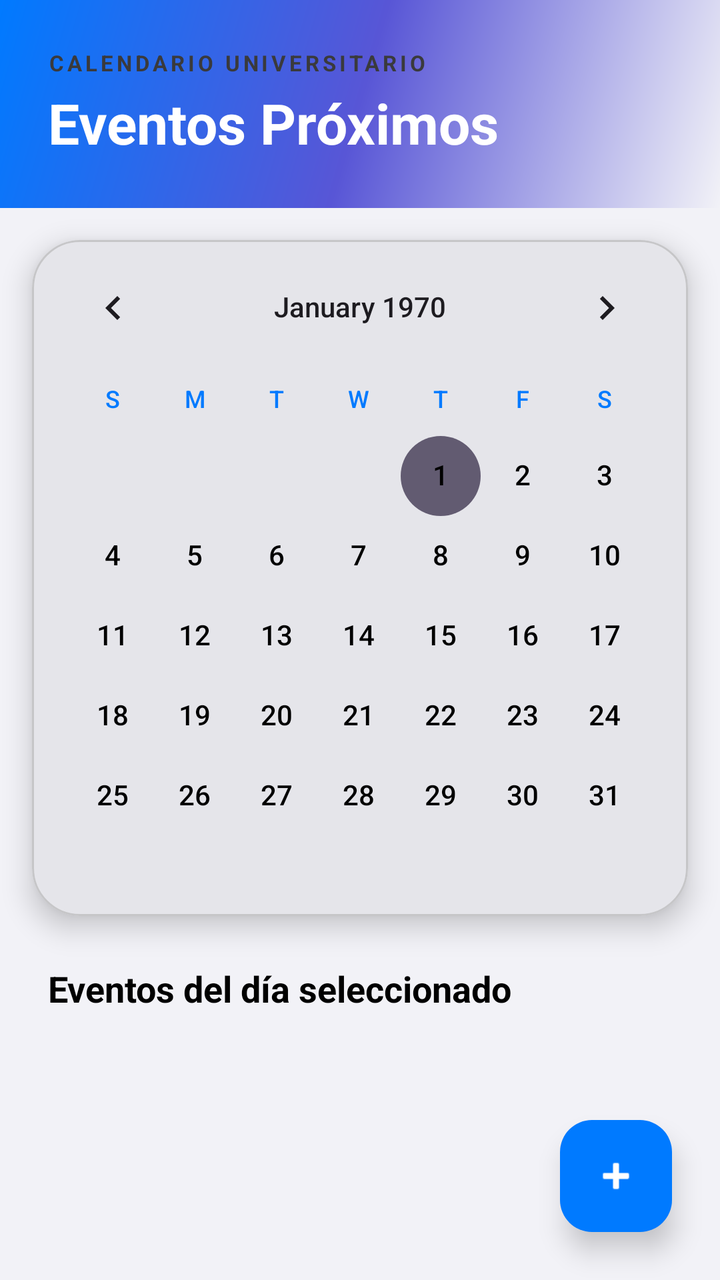
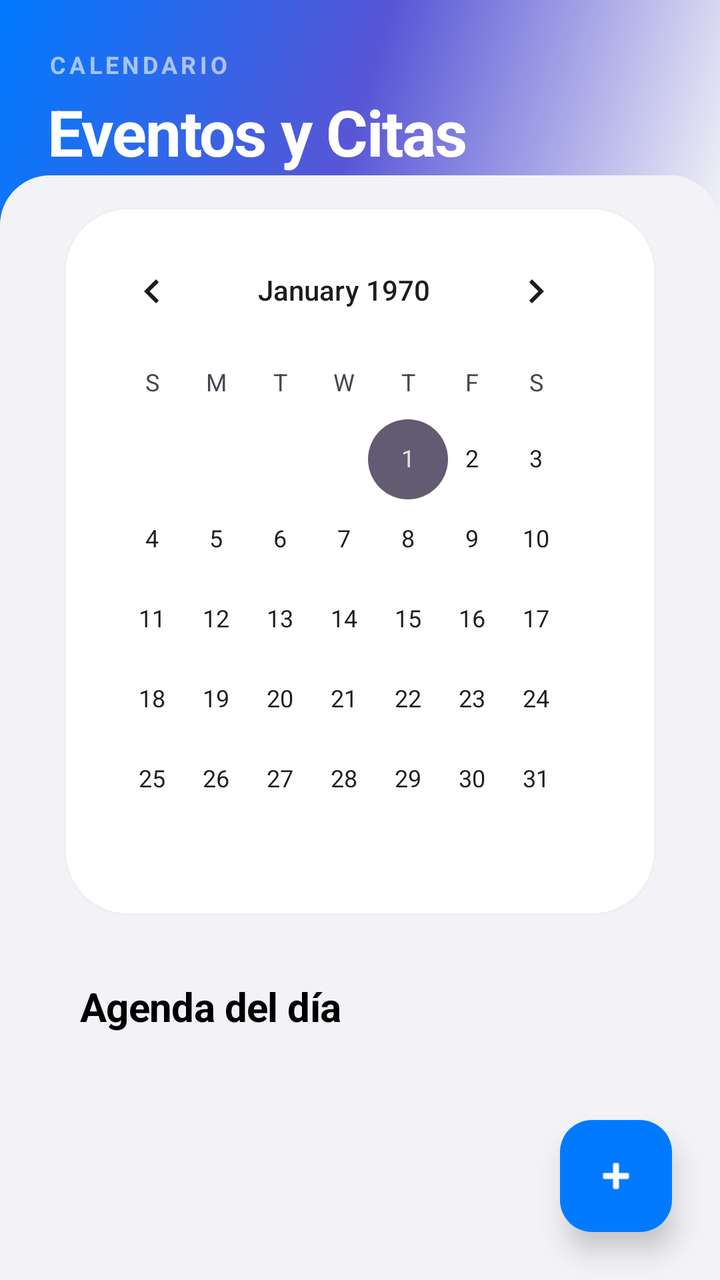

Two renders of the same Android screen: before a commit and after it. Below are the layout's source before the change and the commit's diff.
<!-- AndroidManifest.xml: application theme Theme.ActividadMenu -->
<!-- res/layout/fragment_eventos.xml -->
<?xml version="1.0" encoding="utf-8"?>
<androidx.coordinatorlayout.widget.CoordinatorLayout xmlns:android="http://schemas.android.com/apk/res/android"
    xmlns:app="http://schemas.android.com/apk/res-auto"
    xmlns:tools="http://schemas.android.com/tools"
    android:layout_width="match_parent"
    android:layout_height="match_parent"
    android:background="@color/background">

    <com.google.android.material.appbar.AppBarLayout
        android:layout_width="match_parent"
        android:layout_height="wrap_content"
        android:background="@android:color/transparent"
        app:elevation="0dp">

        <LinearLayout
            android:layout_width="match_parent"
            android:layout_height="wrap_content"
            android:background="@drawable/header_gradient"
            android:orientation="vertical"
            android:padding="24dp"
            android:paddingTop="60dp"
            android:paddingBottom="30dp">

            <TextView
                android:layout_width="wrap_content"
                android:layout_height="wrap_content"
                android:text="CALENDARIO UNIVERSITARIO"
                android:textColor="@color/text_secondary"
                android:textSize="11sp"
                android:textStyle="bold"
                android:letterSpacing="0.15" />

            <TextView
                android:layout_width="wrap_content"
                android:layout_height="wrap_content"
                android:text="Eventos Próximos"
                android:textColor="@color/white"
                android:textSize="28sp"
                android:textStyle="bold"
                android:layout_marginTop="4dp" />

        </LinearLayout>
    </com.google.android.material.appbar.AppBarLayout>

    <androidx.core.widget.NestedScrollView
        android:layout_width="match_parent"
        android:layout_height="match_parent"
        app:layout_behavior="@string/appbar_scrolling_view_behavior">

        <LinearLayout
            android:layout_width="match_parent"
            android:layout_height="wrap_content"
            android:orientation="vertical">

            <com.google.android.material.card.MaterialCardView
                android:layout_width="match_parent"
                android:layout_height="wrap_content"
                android:layout_margin="16dp"
                app:cardCornerRadius="24dp"
                app:cardElevation="8dp"
                app:strokeWidth="1dp"
                app:strokeColor="@color/divider"
                app:cardBackgroundColor="@color/surface_variant">

                <CalendarView
                    android:id="@+id/calendarView"
                    android:layout_width="match_parent"
                    android:layout_height="wrap_content"
                    android:dateTextAppearance="@style/CalendarDateText"
                    android:weekDayTextAppearance="@style/CalendarWeekText"
                    android:focusedMonthDateColor="@color/text_primary"
                    android:unfocusedMonthDateColor="@color/text_hint" />
            </com.google.android.material.card.MaterialCardView>

            <TextView
                android:layout_width="wrap_content"
                android:layout_height="wrap_content"
                android:layout_marginStart="24dp"
                android:layout_marginTop="8dp"
                android:layout_marginBottom="16dp"
                android:text="Eventos del día seleccionado"
                android:textColor="@color/text_primary"
                android:textSize="18sp"
                android:textStyle="bold" />

            <androidx.recyclerview.widget.RecyclerView
                android:id="@+id/rvEventos"
                android:layout_width="match_parent"
                android:layout_height="wrap_content"
                android:clipToPadding="false"
                android:nestedScrollingEnabled="false"
                android:paddingBottom="88dp"
                tools:listitem="@layout/item_evento" />

        </LinearLayout>
    </androidx.core.widget.NestedScrollView>

    <com.google.android.material.floatingactionbutton.FloatingActionButton
        android:id="@+id/fabAgregarEvento"
        android:layout_width="wrap_content"
        android:layout_height="wrap_content"
        android:layout_gravity="bottom|end"
        android:layout_margin="24dp"
        android:src="@android:drawable/ic_input_add"
        app:backgroundTint="@color/primary"
        app:tint="@color/white"
        app:elevation="8dp" />

</androidx.coordinatorlayout.widget.CoordinatorLayout>
<!-- res/layout/item_evento.xml (included above) -->
<?xml version="1.0" encoding="utf-8"?>
<com.google.android.material.card.MaterialCardView xmlns:android="http://schemas.android.com/apk/res/android"
    xmlns:app="http://schemas.android.com/apk/res-auto"
    android:layout_width="match_parent"
    android:layout_height="wrap_content"
    android:layout_marginHorizontal="16dp"
    android:layout_marginVertical="8dp"
    app:cardBackgroundColor="@color/surface"
    app:cardCornerRadius="20dp"
    app:cardElevation="4dp"
    app:strokeWidth="0dp">

    <LinearLayout
        android:layout_width="match_parent"
        android:layout_height="wrap_content"
        android:orientation="vertical"
        android:padding="20dp">

        <TextView
            android:id="@+id/tvTituloEvento"
            android:layout_width="match_parent"
            android:layout_height="wrap_content"
            android:text="Título del Evento"
            android:textColor="@color/text_primary"
            android:textSize="20sp"
            android:textStyle="bold" />

        <LinearLayout
            android:layout_width="match_parent"
            android:layout_height="wrap_content"
            android:layout_marginTop="12dp"
            android:gravity="center_vertical"
            android:orientation="horizontal">

            <ImageView
                android:layout_width="16dp"
                android:layout_height="16dp"
                android:src="@android:drawable/ic_menu_today"
                app:tint="@color/secondary" />

            <TextView
                android:id="@+id/tvFechaEvento"
                android:layout_width="wrap_content"
                android:layout_height="wrap_content"
                android:layout_marginStart="8dp"
                android:text="Fecha"
                android:textColor="@color/secondary"
                android:textSize="14sp"
                android:textStyle="bold" />

            <View
                android:layout_width="1dp"
                android:layout_height="14dp"
                android:layout_marginHorizontal="12dp"
                android:background="@color/divider" />

            <ImageView
                android:layout_width="16dp"
                android:layout_height="16dp"
                android:src="@android:drawable/ic_menu_mylocation"
                app:tint="@color/text_secondary" />

            <TextView
                android:id="@+id/tvLugarEvento"
                android:layout_width="wrap_content"
                android:layout_height="wrap_content"
                android:layout_marginStart="8dp"
                android:text="Lugar"
                android:textColor="@color/text_secondary"
                android:textSize="14sp" />
        </LinearLayout>

        <TextView
            android:id="@+id/tvDescripcionEvento"
            android:layout_width="match_parent"
            android:layout_height="wrap_content"
            android:layout_marginTop="16dp"
            android:lineSpacingExtra="4dp"
            android:text="Descripción..."
            android:textColor="@color/text_primary"
            android:textSize="14sp" />

    </LinearLayout>
</com.google.android.material.card.MaterialCardView>
<!-- resources referenced by this layout -->
<resources>
  <color name="background">#F2F2F7</color>
  <color name="divider">#C6C6C8</color>
  <color name="primary">#007AFF</color>
  <color name="secondary">#5856D6</color>
  <color name="surface">#FFFFFF</color>
  <color name="surface_variant">#E5E5EA</color>
  <color name="text_hint">#8E8E93</color>
  <color name="text_primary">#000000</color>
  <color name="text_secondary">#3A3A3C</color>
  <color name="white">#FFFFFFFF</color>
  <!-- drawable header_gradient (drawable) -->
  <?xml version="1.0" encoding="utf-8"?>
  <shape xmlns:android="http://schemas.android.com/apk/res/android">
      <gradient
          android:angle="315"
          android:startColor="@color/grad_start"
          android:centerColor="@color/grad_center"
          android:endColor="@color/grad_end"
          android:type="linear" />
  </shape>
  <style name="CalendarDateText">
          <item name="android:textColor">@color/text_primary</item>
          <item name="android:textSize">14sp</item>
      </style>
  <style name="CalendarWeekText">
          <item name="android:textColor">@color/primary</item>
          <item name="android:textSize">12sp</item>
          <item name="android:textStyle">bold</item>
      </style>
  <style name="Theme.ActividadMenu" parent="Base.Theme.ActividadMenu" />
  <color name="grad_start">#007AFF</color>
  <color name="grad_center">#5856D6</color>
  <color name="grad_end">#F2F2F7</color>
  <style name="Base.Theme.ActividadMenu" parent="Theme.Material3.DayNight.NoActionBar">
          <item name="colorPrimary">@color/primary</item>
          <item name="colorPrimaryDark">@color/primary_dark</item>
          <item name="colorOnPrimary">@color/text_on_primary</item>
          
          
          <item name="colorSurface">@color/surface</item>
          <item name="colorSurfaceVariant">@color/surface_variant</item>
          <item name="colorOnSurface">@color/text_primary</item>
          <item name="colorOnSurfaceVariant">@color/text_secondary</item>
          <item name="colorOutline">@color/divider</item>
  
          <item name="android:statusBarColor">@color/primary</item>
          <item name="android:windowLightStatusBar">true</item>
          <item name="android:navigationBarColor">@color/background</item>
      </style>
  <color name="primary_dark">#0056B3</color>
  <color name="text_on_primary">#FFFFFF</color>
</resources>

<!-- the commit's change to res/layout/fragment_eventos.xml (unified diff, before → after) -->
@@ -19,25 +19,27 @@
             android:orientation="vertical"
             android:padding="24dp"
             android:paddingTop="60dp"
-            android:paddingBottom="30dp">
+            android:paddingBottom="40dp">
 
             <TextView
                 android:layout_width="wrap_content"
                 android:layout_height="wrap_content"
-                android:text="CALENDARIO UNIVERSITARIO"
-                android:textColor="@color/text_secondary"
-                android:textSize="11sp"
+                android:text="CALENDARIO"
+                android:textColor="@color/white"
+                android:alpha="0.6"
+                android:textSize="12sp"
                 android:textStyle="bold"
                 android:letterSpacing="0.15" />
 
             <TextView
                 android:layout_width="wrap_content"
                 android:layout_height="wrap_content"
-                android:text="Eventos Próximos"
+                android:text="Eventos y Citas"
                 android:textColor="@color/white"
-                android:textSize="28sp"
+                android:textSize="32sp"
                 android:textStyle="bold"
-                android:layout_marginTop="4dp" />
+                android:layout_marginTop="4dp"
+                android:letterSpacing="-0.02" />
 
         </LinearLayout>
     </com.google.android.material.appbar.AppBarLayout>
@@ -45,43 +47,45 @@
     <androidx.core.widget.NestedScrollView
         android:layout_width="match_parent"
         android:layout_height="match_parent"
+        android:layout_marginTop="-24dp"
+        android:background="@drawable/search_bg"
+        android:backgroundTint="@color/background"
         app:layout_behavior="@string/appbar_scrolling_view_behavior">
 
         <LinearLayout
             android:layout_width="match_parent"
             android:layout_height="wrap_content"
-            android:orientation="vertical">
+            android:orientation="vertical"
+            android:paddingBottom="100dp">
 
             <com.google.android.material.card.MaterialCardView
                 android:layout_width="match_parent"
                 android:layout_height="wrap_content"
                 android:layout_margin="16dp"
-                app:cardCornerRadius="24dp"
-                app:cardElevation="8dp"
+                app:cardCornerRadius="32dp"
+                app:cardElevation="0dp"
                 app:strokeWidth="1dp"
-                app:strokeColor="@color/divider"
-                app:cardBackgroundColor="@color/surface_variant">
+                app:strokeColor="#10000000"
+                app:cardBackgroundColor="@color/surface">
 
                 <CalendarView
                     android:id="@+id/calendarView"
                     android:layout_width="match_parent"
                     android:layout_height="wrap_content"
-                    android:dateTextAppearance="@style/CalendarDateText"
-                    android:weekDayTextAppearance="@style/CalendarWeekText"
-                    android:focusedMonthDateColor="@color/text_primary"
-                    android:unfocusedMonthDateColor="@color/text_hint" />
+                    android:padding="8dp" />
             </com.google.android.material.card.MaterialCardView>
 
             <TextView
                 android:layout_width="wrap_content"
                 android:layout_height="wrap_content"
                 android:layout_marginStart="24dp"
-                android:layout_marginTop="8dp"
-                android:layout_marginBottom="16dp"
-                android:text="Eventos del día seleccionado"
+                android:layout_marginTop="16dp"
+                android:layout_marginBottom="12dp"
+                android:text="Agenda del día"
                 android:textColor="@color/text_primary"
-                android:textSize="18sp"
-                android:textStyle="bold" />
+                android:textSize="20sp"
+                android:textStyle="bold"
+                android:letterSpacing="-0.01" />
 
             <androidx.recyclerview.widget.RecyclerView
                 android:id="@+id/rvEventos"
@@ -89,7 +93,6 @@
                 android:layout_height="wrap_content"
                 android:clipToPadding="false"
                 android:nestedScrollingEnabled="false"
-                android:paddingBottom="88dp"
                 tools:listitem="@layout/item_evento" />
 
         </LinearLayout>
@@ -114,17 +117,18 @@
     android:layout_width="match_parent"
     android:layout_height="wrap_content"
     android:layout_marginHorizontal="16dp"
-    android:layout_marginVertical="8dp"
-    app:cardBackgroundColor="@color/surface"
-    app:cardCornerRadius="20dp"
-    app:cardElevation="4dp"
-    app:strokeWidth="0dp">
+    android:layout_marginVertical="10dp"
+    app:cardCornerRadius="28dp"
+    app:cardElevation="0dp"
+    app:strokeWidth="1dp"
+    app:strokeColor="#1AFFFFFF"
+    app:cardBackgroundColor="@color/surface">
 
     <LinearLayout
         android:layout_width="match_parent"
         android:layout_height="wrap_content"
         android:orientation="vertical"
-        android:padding="20dp">
+        android:padding="24dp">
 
         <TextView
             android:id="@+id/tvTituloEvento"
@@ -132,52 +136,51 @@
             android:layout_height="wrap_content"
             android:text="Título del Evento"
             android:textColor="@color/text_primary"
-            android:textSize="20sp"
-            android:textStyle="bold" />
+            android:textSize="22sp"
+            android:textStyle="bold"
+            android:letterSpacing="-0.02" />
 
         <LinearLayout
             android:layout_width="match_parent"
             android:layout_height="wrap_content"
-            android:layout_marginTop="12dp"
+            android:layout_marginTop="16dp"
             android:gravity="center_vertical"
             android:orientation="horizontal">
 
-            <ImageView
-                android:layout_width="16dp"
-                android:layout_height="16dp"
-                android:src="@android:drawable/ic_menu_today"
-                app:tint="@color/secondary" />
-
-            <TextView
-                android:id="@+id/tvFechaEvento"
+            <com.google.android.material.card.MaterialCardView
                 android:layout_width="wrap_content"
                 android:layout_height="wrap_content"
-                android:layout_marginStart="8dp"
-                android:text="Fecha"
-                android:textColor="@color/secondary"
-                android:textSize="14sp"
-                android:textStyle="bold" />
+                app:cardCornerRadius="12dp"
+                app:cardElevation="0dp"
+                app:cardBackgroundColor="#105856D6">
+                <TextView
+                    android:id="@+id/tvFechaEvento"
+                    android:layout_width="wrap_content"
+                    android:layout_height="wrap_content"
+                    android:paddingHorizontal="12dp"
+                    android:paddingVertical="6dp"
+                    android:text="25 Oct"
+                    android:textColor="@color/secondary"
+                    android:textSize="12sp"
+                    android:textStyle="bold" />
+            </com.google.android.material.card.MaterialCardView>
 
-            <View
-                android:layout_width="1dp"
-                android:layout_height="14dp"
-                android:layout_marginHorizontal="12dp"
-                android:background="@color/divider" />
+            <View android:layout_width="12dp" android:layout_height="0dp" />
 
             <ImageView
                 android:layout_width="16dp"
                 android:layout_height="16dp"
                 android:src="@android:drawable/ic_menu_mylocation"
-                app:tint="@color/text_secondary" />
+                app:tint="@color/text_hint" />
 
             <TextView
                 android:id="@+id/tvLugarEvento"
                 android:layout_width="wrap_content"
                 android:layout_height="wrap_content"
-                android:layout_marginStart="8dp"
-                android:text="Lugar"
+                android:layout_marginStart="6dp"
+                android:text="Lugar del evento"
                 android:textColor="@color/text_secondary"
-                android:textSize="14sp" />
+                android:textSize="13sp" />
         </LinearLayout>
 
         <TextView
@@ -185,10 +188,11 @@
             android:layout_width="match_parent"
             android:layout_height="wrap_content"
             android:layout_marginTop="16dp"
-            android:lineSpacingExtra="4dp"
-            android:text="Descripción..."
+            android:lineSpacingExtra="5dp"
+            android:text="Descripción detallada aquí..."
             android:textColor="@color/text_primary"
-            android:textSize="14sp" />
+            android:textSize="14sp"
+            android:alpha="0.8" />
 
     </LinearLayout>
 </com.google.android.material.card.MaterialCardView>
<!-- resource entries referenced after the edit -->
@@ -20,15 +20,13 @@
           android:endColor="@color/grad_end"
           android:type="linear" />
   </shape>
-  <style name="CalendarDateText">
-          <item name="android:textColor">@color/text_primary</item>
-          <item name="android:textSize">14sp</item>
-      </style>
-  <style name="CalendarWeekText">
-          <item name="android:textColor">@color/primary</item>
-          <item name="android:textSize">12sp</item>
-          <item name="android:textStyle">bold</item>
-      </style>
+  <!-- drawable search_bg (drawable) -->
+  <?xml version="1.0" encoding="utf-8"?>
+  <shape xmlns:android="http://schemas.android.com/apk/res/android">
+      <solid android:color="@color/white" />
+      <corners android:radius="25dp" />
+      <padding android:left="16dp" android:right="16dp" />
+  </shape>
   <style name="Theme.ActividadMenu" parent="Base.Theme.ActividadMenu" />
   <color name="grad_start">#007AFF</color>
   <color name="grad_center">#5856D6</color>
@@ -37,14 +35,11 @@
           <item name="colorPrimary">@color/primary</item>
           <item name="colorPrimaryDark">@color/primary_dark</item>
           <item name="colorOnPrimary">@color/text_on_primary</item>
-          
-          
           <item name="colorSurface">@color/surface</item>
           <item name="colorSurfaceVariant">@color/surface_variant</item>
           <item name="colorOnSurface">@color/text_primary</item>
           <item name="colorOnSurfaceVariant">@color/text_secondary</item>
           <item name="colorOutline">@color/divider</item>
-  
           <item name="android:statusBarColor">@color/primary</item>
           <item name="android:windowLightStatusBar">true</item>
           <item name="android:navigationBarColor">@color/background</item>
